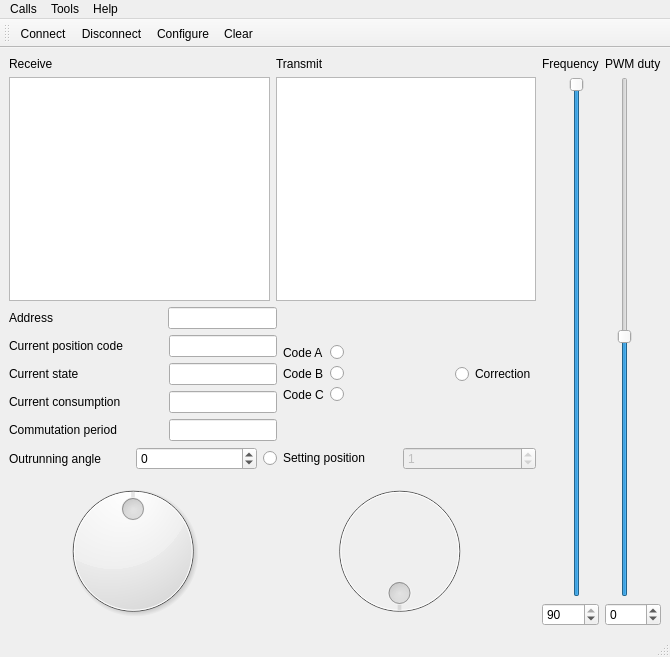
Above: mainwindow.ui from RunoVj/Terminal before the change. Below: the same form after it.
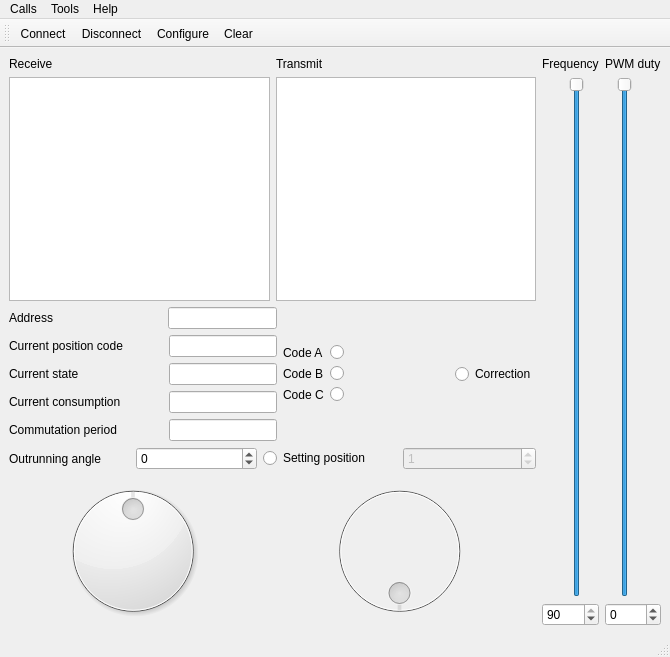
That is the form after the change. Icons and pictures are not drawn.

```diff
--- a/mainwindow.ui
+++ b/mainwindow.ui
@@ -525,14 +525,17 @@
           </item>
           <item>
            <widget class="QSlider" name="verticalSliderVelocity">
+            <property name="minimum">
+             <number>-128</number>
+            </property>
             <property name="maximum">
-             <number>255</number>
+             <number>127</number>
             </property>
             <property name="pageStep">
              <number>1</number>
             </property>
             <property name="sliderPosition">
-             <number>128</number>
+             <number>127</number>
             </property>
             <property name="orientation">
              <enum>Qt::Vertical</enum>
```
Left out of the diff: 4 changed lines with no effect on the pictures.
